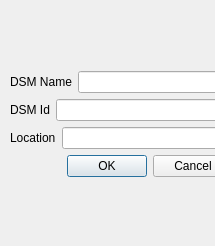
First picture: the form in src/nidas/apps/config/AddDSMComboDialog.ui, repository NCAR/nidas, before the edit.
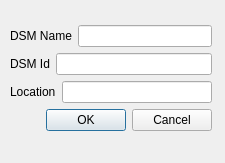
Second picture: the form after the edit.

Commit message: Fix look of addDSM dialog and enable/disable it and deleting of dsm GUI commands.

Patch:
```diff
--- a/src/nidas/apps/config/AddDSMComboDialog.ui
+++ b/src/nidas/apps/config/AddDSMComboDialog.ui
@@ -6,8 +6,8 @@
    <rect>
     <x>0</x>
     <y>0</y>
-    <width>215</width>
-    <height>246</height>
+    <width>225</width>
+    <height>163</height>
    </rect>
   </property>
   <property name="sizePolicy">
@@ -19,16 +19,16 @@
   <property name="windowTitle">
    <string>Add Sensor</string>
   </property>
-  <widget class="QWidget" name="layoutWidget">
+  <widget class="QWidget" name="">
    <property name="geometry">
     <rect>
      <x>10</x>
-     <y>0</y>
-     <width>223</width>
-     <height>247</height>
+     <y>1</y>
+     <width>202</width>
+     <height>154</height>
     </rect>
    </property>
-   <layout class="QVBoxLayout" name="verticalLayout">
+   <layout class="QVBoxLayout" name="verticalLayout_2">
     <item>
      <spacer name="verticalSpacer_top">
       <property name="orientation">
```
The commit also changes 2 other files.
